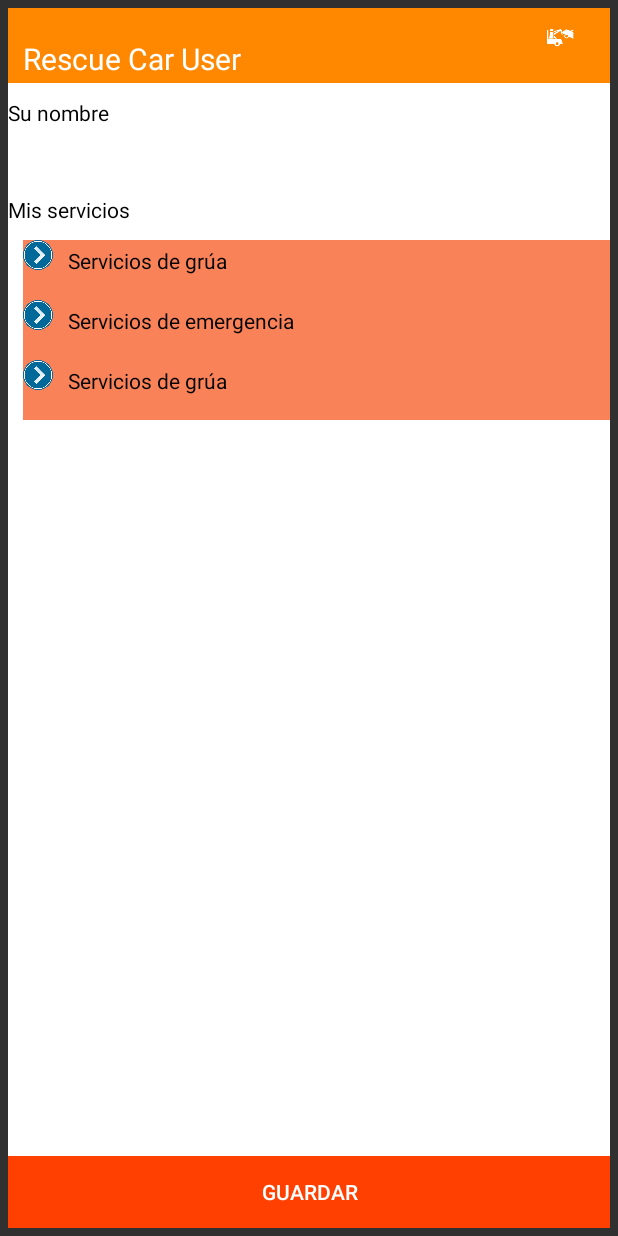
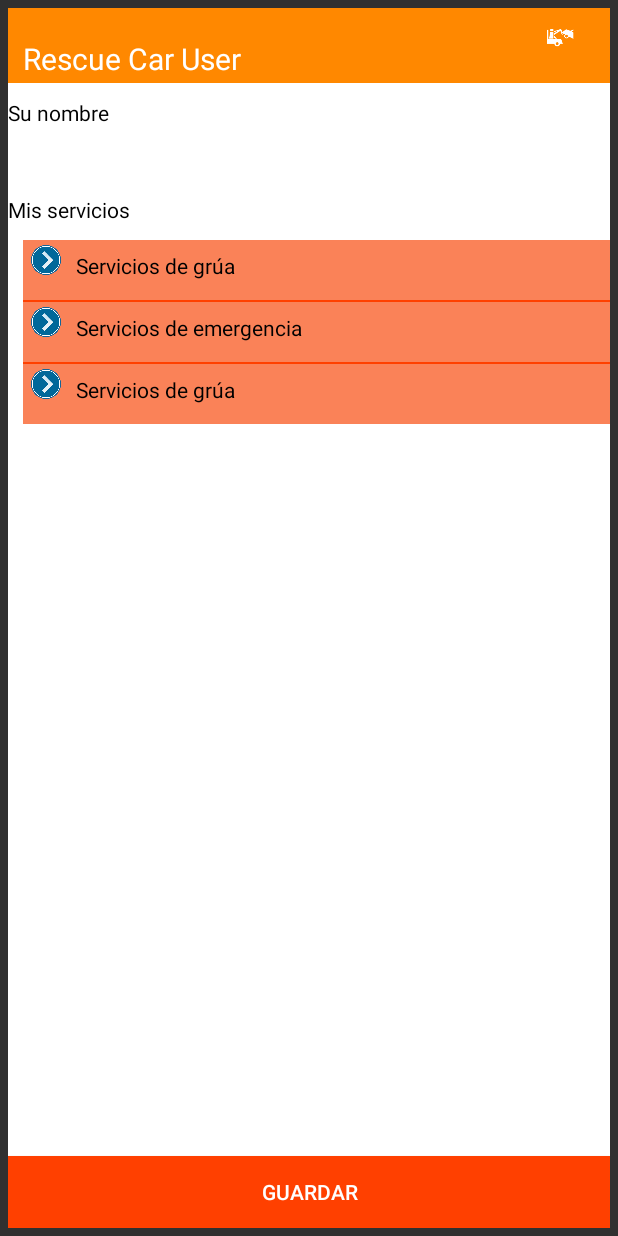
Before and after one commit to JuanSebastianDelgadillo/RescueCarHelp, an Android app: the FormRegister screen opened directly, with no data from a screen before it, after a tap on "GUARDAR", on a phone screen of 412 x 824 dp. Run offline under Robolectric (Android 15) with nearby library versions, the phone set to English and light mode, and no system bars.

Commit message:
Se corrigen los siguientes issues: - Se quita el menu inferior en la pantalla de registro de usuario - Se modifica color del header - Se cambia estilo de AlertDialog - Se corrige formulario de selecciones de servicios.

```diff
--- a/app/src/main/res/layout/activity_maps2.xml
+++ b/app/src/main/res/layout/activity_maps2.xml
@@ -10,7 +10,7 @@
         android:layout_width="match_parent"
         android:layout_height="wrap_content"
         android:layout_weight="0"
-        android:background="@color/colorPrimary"
+        android:background="@color/naranjo"
         android:orientation="horizontal">
 
         <ImageView
--- a/app/src/main/res/layout/activity_reg_servicios.xml
+++ b/app/src/main/res/layout/activity_reg_servicios.xml
@@ -10,8 +10,7 @@
 
     <LinearLayout
         android:layout_width="match_parent"
-        android:layout_height="match_parent"
-        android:layout_weight="1"
+        android:layout_height="wrap_content"
         android:orientation="vertical">
 
         <LinearLayout
@@ -43,7 +42,7 @@
 
         <LinearLayout
             android:layout_width="match_parent"
-            android:layout_height="match_parent"
+            android:layout_height="wrap_content"
             android:layout_marginTop="10dp"
             android:orientation="vertical">
 
@@ -72,9 +71,14 @@
                 android:text="Mis servicios"
                 android:textColor="@android:color/black" />
 
+
+        </LinearLayout>
+
+    </LinearLayout>
+
     <LinearLayout
         android:layout_width="match_parent"
-                android:layout_height="match_parent"
+        android:layout_height="wrap_content"
         android:orientation="vertical">
 
         <LinearLayout
@@ -82,6 +86,8 @@
             android:layout_width="match_parent"
             android:layout_height="40dp"
             android:layout_marginLeft="10dp"
+            android:layout_marginStart="10dp"
+            android:paddingTop="3dp"
             android:background="@color/colorAccent"
             android:orientation="horizontal">
 
@@ -89,16 +95,16 @@
                 android:id="@+id/imGrua"
                 android:layout_width="20dp"
                 android:layout_height="20dp"
-                        android:layout_weight="0"
+                android:layout_marginStart="5dp"
+                android:layout_marginLeft="5dp"
                 app:srcCompat="@drawable/abajo" />
 
             <TextView
-                        android:id="@+id/textView4"
                 android:layout_width="300dp"
                 android:layout_height="wrap_content"
                 android:layout_marginLeft="10dp"
+                android:layout_marginStart="10dp"
                 android:layout_marginTop="4dp"
-                        android:layout_weight="1"
                 android:text="Servicios de grúa"
                 android:textColor="@android:color/black" />
         </LinearLayout>
@@ -106,29 +112,31 @@
         <LinearLayout
             android:id="@+id/llMenuGrua"
             android:layout_width="match_parent"
-                    android:layout_height="0dp"
+            android:layout_height="wrap_content"
             android:layout_marginLeft="10dp"
-                    android:orientation="vertical">
+            android:layout_marginStart="10dp"
+            android:orientation="vertical"
+            android:visibility="gone">
 
             <LinearLayout
                 android:id="@+id/menu_gm"
                 android:layout_width="match_parent"
-                        android:layout_height="30dp"
+                android:layout_height="wrap_content"
                 android:layout_marginLeft="15dp"
-                        android:layout_weight="0"
-                        android:orientation="horizontal"
-                        android:paddingLeft="10dp">
+                android:layout_marginStart="15dp"
+                android:orientation="horizontal">
 
                 <TextView
-                            android:id="@+id/textView4"
-                            android:layout_width="200dp"
+                    android:layout_width="0dp"
+                    android:layout_weight="8"
                     android:layout_height="wrap_content"
                     android:text="Servicios de grúa para motocicleta"
                     android:textColor="@color/negro" />
 
                 <CheckBox
                     android:id="@+id/cbgm"
-                            android:layout_width="wrap_content"
+                    android:layout_width="0dp"
+                    android:layout_weight="2"
                     android:layout_height="wrap_content"
                     app:buttonTint="@color/colorPrimaryDark" />
 
@@ -137,22 +145,22 @@
             <LinearLayout
                 android:id="@+id/menu_ga"
                 android:layout_width="match_parent"
-                        android:layout_height="30dp"
+                android:layout_height="wrap_content"
                 android:layout_marginLeft="15dp"
-                        android:layout_weight="0"
-                        android:orientation="horizontal"
-                        android:paddingLeft="10dp">
+                android:layout_marginStart="15dp"
+                android:orientation="horizontal">
 
                 <TextView
-                            android:id="@+id/textView4"
-                            android:layout_width="200dp"
+                    android:layout_width="0dp"
                     android:layout_height="wrap_content"
+                    android:layout_weight="8"
                     android:text="Servicio de grúa para vehículo menor"
                     android:textColor="@color/negro" />
 
                 <CheckBox
                     android:id="@+id/cbga"
-                            android:layout_width="wrap_content"
+                    android:layout_width="0dp"
+                    android:layout_weight="2"
                     android:layout_height="wrap_content"
                     app:buttonTint="@color/colorPrimaryDark" />
 
@@ -163,21 +171,21 @@
                 android:layout_width="match_parent"
                 android:layout_height="30dp"
                 android:layout_marginLeft="15dp"
-                        android:layout_weight="0"
-                        android:orientation="horizontal"
-                        android:paddingLeft="10dp">
+                android:layout_marginStart="15dp"
+                android:orientation="horizontal">
 
                 <TextView
-                            android:id="@+id/textView4"
-                            android:layout_width="200dp"
+                    android:layout_width="0dp"
                     android:layout_height="wrap_content"
+                    android:layout_weight="8"
                     android:text="Servicio de grúa para vehículo mediano"
                     android:textColor="@color/negro" />
 
                 <CheckBox
                     android:id="@+id/cbgc"
-                            android:layout_width="wrap_content"
+                    android:layout_width="0dp"
                     android:layout_height="wrap_content"
+                    android:layout_weight="2"
                     app:buttonTint="@color/colorPrimaryDark" />
 
             </LinearLayout>
@@ -185,34 +193,43 @@
             <LinearLayout
                 android:id="@+id/menu_go"
                 android:layout_width="match_parent"
-                        android:layout_height="30dp"
+                android:layout_height="wrap_content"
                 android:layout_marginLeft="15dp"
-                        android:layout_weight="0"
-                        android:orientation="horizontal"
-                        android:paddingLeft="10dp">
+                android:layout_marginStart="15dp"
+                android:orientation="horizontal">
 
                 <TextView
-                            android:id="@+id/textView4"
-                            android:layout_width="200dp"
+                    android:layout_width="0dp"
                     android:layout_height="wrap_content"
+                    android:layout_weight="8"
                     android:text="Servicio de grúa para vehículo mayor"
                     android:textColor="@color/negro" />
 
                 <CheckBox
                     android:id="@+id/cbgo"
-                            android:layout_width="wrap_content"
+                    android:layout_width="0dp"
                     android:layout_height="wrap_content"
+                    android:layout_weight="2"
                     app:buttonTint="@color/colorPrimaryDark" />
 
             </LinearLayout>
 
         </LinearLayout>
 
+        <View
+            android:layout_width="match_parent"
+            android:layout_height="1dp"
+            android:layout_marginLeft="10dp"
+            android:layout_marginStart="10dp"
+            android:background="@color/naranjo"/>
+
         <LinearLayout
             android:id="@+id/llTituloEmer"
             android:layout_width="match_parent"
             android:layout_height="40dp"
             android:layout_marginLeft="10dp"
+            android:layout_marginStart="10dp"
+            android:paddingTop="3dp"
             android:background="@color/colorAccent"
             android:orientation="horizontal">
 
@@ -220,7 +237,8 @@
                 android:id="@+id/imEmer"
                 android:layout_width="20dp"
                 android:layout_height="20dp"
-                        android:layout_weight="0"
+                android:layout_marginStart="5dp"
+                android:layout_marginLeft="5dp"
                 app:srcCompat="@drawable/abajo" />
 
             <TextView
@@ -228,8 +246,8 @@
                 android:layout_width="300dp"
                 android:layout_height="wrap_content"
                 android:layout_marginLeft="10dp"
+                android:layout_marginStart="10dp"
                 android:layout_marginTop="4dp"
-                        android:layout_weight="1"
                 android:text="Servicios de emergencia"
                 android:textColor="@android:color/black" />
         </LinearLayout>
@@ -237,48 +255,54 @@
         <LinearLayout
             android:id="@+id/llmenuEmer"
             android:layout_width="match_parent"
-                    android:layout_height="0dp"
-                    android:layout_marginLeft="10dp"
-                    android:orientation="vertical">
+            android:layout_height="wrap_content"
+            android:layout_marginLeft="15dp"
+            android:layout_marginStart="15dp"
+            android:orientation="vertical"
+            android:visibility="gone">
 
             <LinearLayout
                 android:layout_width="match_parent"
-                        android:layout_height="30dp"
+                android:layout_height="wrap_content"
                 android:layout_marginLeft="15dp"
+                android:layout_marginStart="15dp"
                 android:orientation="horizontal">
 
                 <TextView
-                            android:id="@+id/textView4"
-                            android:layout_width="200dp"
+                    android:layout_width="0dp"
                     android:layout_height="wrap_content"
+                    android:layout_weight="8"
                     android:text="Bomberos de Chile"
                     android:textColor="@android:color/black" />
 
                 <CheckBox
                     android:id="@+id/cbbo"
-                            android:layout_width="wrap_content"
+                    android:layout_width="0dp"
                     android:layout_height="wrap_content"
+                    android:layout_weight="2"
                     app:buttonTint="@color/colorPrimaryDark" />
 
             </LinearLayout>
 
             <LinearLayout
                 android:layout_width="match_parent"
-                        android:layout_height="30dp"
+                android:layout_height="wrap_content"
                 android:layout_marginLeft="15dp"
+                android:layout_marginStart="15dp"
                 android:orientation="horizontal">
 
                 <TextView
-                            android:id="@+id/textView4"
-                            android:layout_width="200dp"
+                    android:layout_width="0dp"
                     android:layout_height="wrap_content"
+                    android:layout_weight="8"
                     android:text="Carabineros de chile"
                     android:textColor="@android:color/black" />
 
                 <CheckBox
                     android:id="@+id/cbpo"
-                            android:layout_width="wrap_content"
+                    android:layout_width="0dp"
                     android:layout_height="wrap_content"
+                    android:layout_weight="2"
                     app:buttonTint="@color/colorPrimaryDark" />
 
             </LinearLayout>
@@ -286,34 +310,43 @@
             <LinearLayout
                 android:id="@+id/cbam"
                 android:layout_width="match_parent"
-                        android:layout_height="30dp"
+                android:layout_height="wrap_content"
                 android:layout_marginLeft="15dp"
+                android:layout_marginStart="15dp"
                 android:orientation="horizontal">
 
                 <TextView
-                            android:id="@+id/textView4"
-                            android:layout_width="200dp"
+                    android:layout_width="0dp"
                     android:layout_height="wrap_content"
+                    android:layout_weight="8"
                     android:text="Ambulancia"
                     android:textColor="@android:color/black" />
 
                 <CheckBox
                     android:id="@+id/cbma"
-                            android:layout_width="wrap_content"
+                    android:layout_width="0dp"
                     android:layout_height="wrap_content"
-                            android:layout_weight="1"
-                            android:text="CheckBox"
+                    android:layout_weight="2"
                     app:buttonTint="@color/colorPrimaryDark" />
 
             </LinearLayout>
 
         </LinearLayout>
 
+        <View
+            android:layout_width="match_parent"
+            android:layout_height="1dp"
+            android:layout_marginLeft="10dp"
+            android:layout_marginStart="10dp"
+            android:background="@color/naranjo"/>
+
         <LinearLayout
             android:id="@+id/llTituloOtros"
             android:layout_width="match_parent"
             android:layout_height="40dp"
             android:layout_marginLeft="10dp"
+            android:layout_marginStart="10dp"
+            android:paddingTop="3dp"
             android:background="@color/colorAccent"
             android:orientation="horizontal">
 
@@ -321,7 +354,8 @@
                 android:id="@+id/imOtros"
                 android:layout_width="20dp"
                 android:layout_height="20dp"
-                        android:layout_weight="0"
+                android:layout_marginStart="5dp"
+                android:layout_marginLeft="5dp"
                 app:srcCompat="@drawable/abajo" />
 
             <TextView
@@ -329,8 +363,8 @@
                 android:layout_width="300dp"
                 android:layout_height="wrap_content"
                 android:layout_marginLeft="10dp"
+                android:layout_marginStart="10dp"
                 android:layout_marginTop="4dp"
-                        android:layout_weight="1"
                 android:text="Servicios de grúa"
                 android:textColor="@android:color/black" />
         </LinearLayout>
@@ -338,90 +372,101 @@
         <LinearLayout
             android:id="@+id/llMenuOtros"
             android:layout_width="match_parent"
-                    android:layout_height="0dp"
-                    android:layout_marginLeft="10dp"
-                    android:orientation="vertical">
+            android:layout_height="wrap_content"
+            android:layout_marginLeft="15dp"
+            android:layout_marginStart="15dp"
+            android:orientation="vertical"
+            android:visibility="gone">
 
             <LinearLayout
                 android:layout_width="match_parent"
-                        android:layout_height="30dp"
+                android:layout_height="wrap_content"
                 android:layout_marginLeft="15dp"
+                android:layout_marginStart="15dp"
                 android:orientation="horizontal">
 
                 <TextView
-                            android:id="@+id/textView4"
-                            android:layout_width="200dp"
+                    android:layout_width="0dp"
                     android:layout_height="wrap_content"
+                    android:layout_weight="8"
                     android:text="Servicios de mecánicos en ruta"
                     android:textColor="@android:color/black" />
 
                 <CheckBox
                     android:id="@+id/cbme"
-                            android:layout_width="wrap_content"
+                    android:layout_width="0dp"
                     android:layout_height="wrap_content"
+                    android:layout_weight="2"
                     app:buttonTint="@color/colorPrimaryDark" />
 
             </LinearLayout>
 
             <LinearLayout
                 android:layout_width="match_parent"
-                        android:layout_height="30dp"
+                android:layout_height="wrap_content"
                 android:layout_marginLeft="15dp"
+                android:layout_marginStart="15dp"
                 android:orientation="horizontal">
 
                 <TextView
-                            android:id="@+id/textView4"
-                            android:layout_width="200dp"
+                    android:layout_width="0dp"
                     android:layout_height="wrap_content"
+                    android:layout_weight="8"
                     android:text="Servicios de transporte"
                     android:textColor="@android:color/black" />
 
                 <CheckBox
                     android:id="@+id/cbtr"
-                            android:layout_width="wrap_content"
+                    android:layout_width="0dp"
                     android:layout_height="wrap_content"
+                    android:layout_weight="2"
                     app:buttonTint="@color/colorPrimaryDark" />
 
             </LinearLayout>
 
             <LinearLayout
                 android:layout_width="match_parent"
-                        android:layout_height="30dp"
+                android:layout_height="wrap_content"
                 android:layout_marginLeft="15dp"
+                android:layout_marginStart="15dp"
                 android:orientation="horizontal">
 
                 <TextView
-                            android:id="@+id/textView4"
-                            android:layout_width="200dp"
+                    android:layout_width="0dp"
                     android:layout_height="wrap_content"
+                    android:layout_weight="8"
                     android:text="Servicio de combustible"
                     android:textColor="@android:color/black" />
 
                 <CheckBox
                     android:id="@+id/cbco"
-                            android:layout_width="wrap_content"
+                    android:layout_width="0dp"
                     android:layout_height="wrap_content"
+                    android:layout_weight="2"
                     app:buttonTint="@color/colorPrimaryDark" />
 
             </LinearLayout>
 
             <LinearLayout
                 android:layout_width="match_parent"
-                        android:layout_height="30dp"
+                android:layout_height="wrap_content"
                 android:layout_marginLeft="15dp"
+                android:layout_marginStart="15dp"
                 android:orientation="horizontal">
 
                 <TextView
                     android:id="@+id/textView4"
-                            android:layout_width="200dp"
+                    android:layout_width="0dp"
                     android:layout_height="wrap_content"
+                    android:layout_weight="8"
                     android:text="Servicio de neumatico en ruta"
                     android:textColor="@android:color/black" />
-
+d
                 <CheckBox
                     android:id="@+id/cbne"
-                            android:layout_width="wrap_content"
+                    android:layout_width="0dp"
                     android:layout_height="wrap_content"
+                    android:layout_weight="2"
                     app:buttonTint="@color/colorPrimaryDark" />
 
             </LinearLayout>
@@ -429,15 +474,12 @@
         </LinearLayout>
 
     </LinearLayout>
-        </LinearLayout>
-
-    </LinearLayout>
 
     <LinearLayout
         android:layout_width="match_parent"
-        android:layout_height="wrap_content"
-        android:layout_weight="0"
-        android:orientation="vertical">
+        android:layout_height="match_parent"
+        android:orientation="vertical"
+        android:gravity="bottom">
 
         <Button
             android:id="@+id/btRegistrar"
--- a/app/src/main/res/layout/app_bar_menu_lateral.xml
+++ b/app/src/main/res/layout/app_bar_menu_lateral.xml
@@ -15,7 +15,7 @@
             android:id="@+id/toolbar"
             android:layout_width="match_parent"
             android:layout_height="?attr/actionBarSize"
-            android:background="?attr/colorPrimary"
+            android:background="@color/naranjo"
             app:popupTheme="@style/AppTheme.PopupOverlay" />
 
     </android.support.design.widget.AppBarLayout>
```
Also changed, not shown: app/src/main/java/cl/rescuecar/www/rescuecarhelp/MapsActivity.java (+20 -6 lines), app/src/main/java/cl/rescuecar/www/rescuecarhelp/RegServicios.java (+24 -15 lines), app/src/main/java/cl/rescuecar/www/rescuecarhelp/Util.java (added, +68 -0 lines), app/src/main/res/drawable/alert_dialog_background.xml (added, +7 -0 lines), app/src/main/res/layout/activity_form_access.xml (+11 -8 lines), app/src/main/res/layout/activity_maps.xml (+1 -72 lines). Lines whose indentation alone changed are shown as unchanged.
